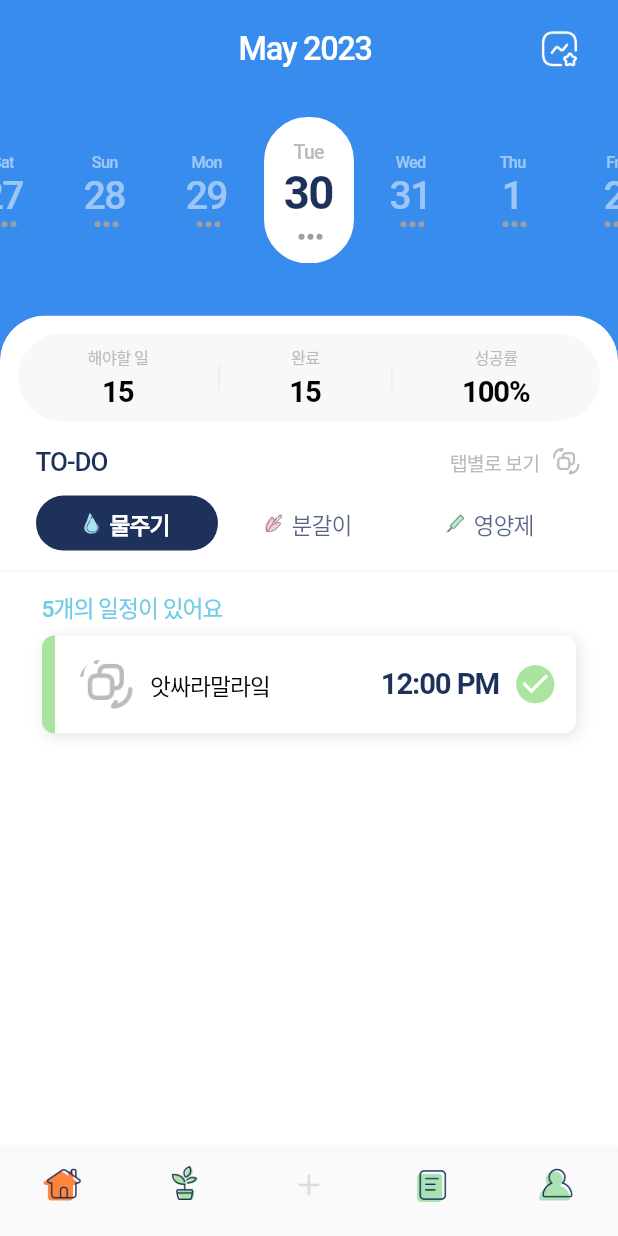
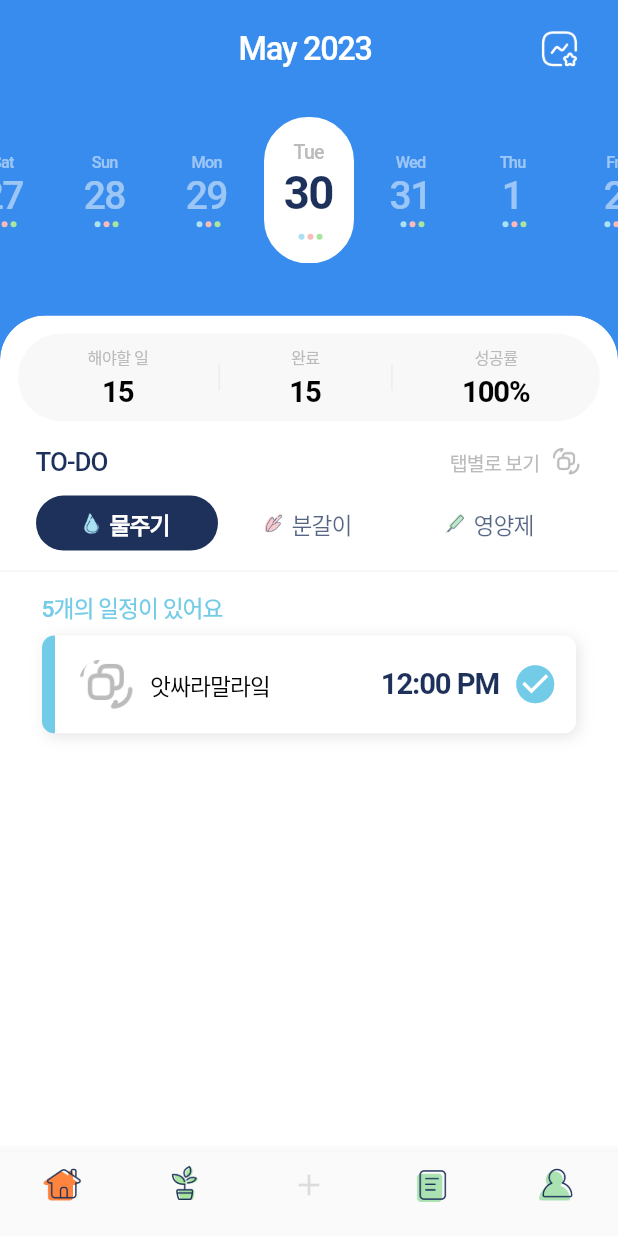
Before and after one commit to sungheeyoon/flutter-plant-plan, a Flutter app: the screen it shows after launch, on a phone screen of 412 x 824 dp. Run offline on Flutter 3.47's test engine with Material 2 defaults, Android fonts, the phone set to English and light mode, and no system bars; our stand-ins replace cached_network_image, calendar_date_picker2, cloud_firestore, equatable, firebase_auth, firebase_core and 14 more; missing offline and left inert: kakao_flutter_sdk_user, korea_regexp; accounts and stored records are empty; Roboto replaces fonts that are missing (Pretendard).

Commit message:
Fixing myCalendar dots

```diff
--- a/lib/common/view/home_screen.dart
+++ b/lib/common/view/home_screen.dart
@@ -456,7 +456,7 @@ class _HomeScreenState extends State<HomeScreen> {
                                       height: 8.h,
                                     ),
                                     const AlarmCard(
-                                        field: PlantField.nutrient,
+                                        field: PlantField.watering,
                                         isDone: true,
                                         name: "앗싸라말라잌",
                                         time: "12:00 PM",
@@ -466,7 +466,37 @@ class _HomeScreenState extends State<HomeScreen> {
                                 ),
                               ),
                             ),
-                            Container(color: Colors.green),
+                            SingleChildScrollView(
+                              child: Padding(
+                                padding: const EdgeInsets.symmetric(
+                                  horizontal: 28,
+                                ),
+                                child: Column(
+                                  crossAxisAlignment: CrossAxisAlignment.start,
+                                  children: [
+                                    Text(
+                                      '5개의 일정이 있어요',
+                                      style: Theme.of(context)
+                                          .textTheme
+                                          .bodyMedium!
+                                          .copyWith(
+                                            color: const Color(0xFF72CBE7),
+                                          ),
+                                    ),
+                                    SizedBox(
+                                      height: 8.h,
+                                    ),
+                                    const AlarmCard(
+                                        field: PlantField.repotting,
+                                        isDone: true,
+                                        name: "앗싸라말라잌",
+                                        time: "12:00 PM",
+                                        imgUrl:
+                                            'assets/icons/home/change_view.png')
+                                  ],
+                                ),
+                              ),
+                            ),
                             Container(color: Colors.red),
                           ],
                         ),
@@ -521,10 +551,10 @@ class _AlarmCardState extends State<AlarmCard> {
         fieldColor = const Color(0xFF72CBE7);
         break;
       case PlantField.repotting:
-        fieldColor = subColor2; // 다른 색상 지정
+        fieldColor = subColor2;
         break;
       case PlantField.nutrient:
-        fieldColor = keyColor400; // 다른 색상 지정
+        fieldColor = keyColor400;
         break;
       default:
         fieldColor = Colors.transparent;
--- a/lib/common/widget/home_calendar.dart
+++ b/lib/common/widget/home_calendar.dart
@@ -1,6 +1,7 @@
 import 'package:flutter/material.dart';
 import 'package:flutter_screenutil/flutter_screenutil.dart';
 import 'package:intl/intl.dart';
+import 'package:plant_plan/add/provider/plant_information_provider.dart';
 import 'package:plant_plan/utils/colors.dart';
 
 class MyCalendar extends StatefulWidget {
@@ -31,22 +32,60 @@ class _MyCalendarState extends State<MyCalendar> {
           });
   }
 
-  Widget _buildDateContainer(DateTime date, bool isToday, bool isSelectedDay) {
+  Widget _buildDateContainer({
+    required DateTime date,
+    required bool isToday,
+    required bool isSelectedDay,
+    PlantField? watering,
+    PlantField? repotting,
+    PlantField? nutrient,
+  }) {
     final dayName = DateFormat.E().format(date);
     final dayNumber = DateFormat.d().format(date);
-    const alarmCount = 3; // TODO: replace this with actual alarm count
-    final dots = List<Widget>.generate(
-      alarmCount,
-      (_) => Container(
+
+    List<Widget> dots = [];
+
+    if (watering != null) {
+      dots.add(
+        Container(
           margin: const EdgeInsets.only(left: 2),
           width: 4,
           height: 4,
           decoration: BoxDecoration(
-          color: Colors.grey,
+            color: subColor1,
             borderRadius: BorderRadius.circular(2),
           ),
         ),
       );
+    }
+
+    if (repotting != null) {
+      dots.add(
+        Container(
+          margin: const EdgeInsets.only(left: 2),
+          width: 4,
+          height: 4,
+          decoration: BoxDecoration(
+            color: subColor2,
+            borderRadius: BorderRadius.circular(2),
+          ),
+        ),
+      );
+    }
+
+    if (nutrient != null) {
+      dots.add(
+        Container(
+          margin: const EdgeInsets.only(left: 2),
+          width: 4,
+          height: 4,
+          decoration: BoxDecoration(
+            color: keyColor400,
+            borderRadius: BorderRadius.circular(2),
+          ),
+        ),
+      );
+    }
 
     // final isSelectedDay = date.year == _selectedDate.year &&
     //     date.month == _selectedDate.month &&
@@ -185,7 +224,14 @@ class _MyCalendarState extends State<MyCalendar> {
                     now.month == _selectedDate.month &&
                     now.day == _selectedDate.day;
                 final isToday = index == 500;
-                return _buildDateContainer(now, isToday, isSelectedDay);
+                return _buildDateContainer(
+                  date: now,
+                  isToday: isToday,
+                  isSelectedDay: isSelectedDay,
+                  watering: PlantField.watering,
+                  repotting: PlantField.repotting,
+                  nutrient: PlantField.nutrient,
+                );
               },
             ),
           ),
```
Lines whose indentation alone changed are shown as unchanged.
